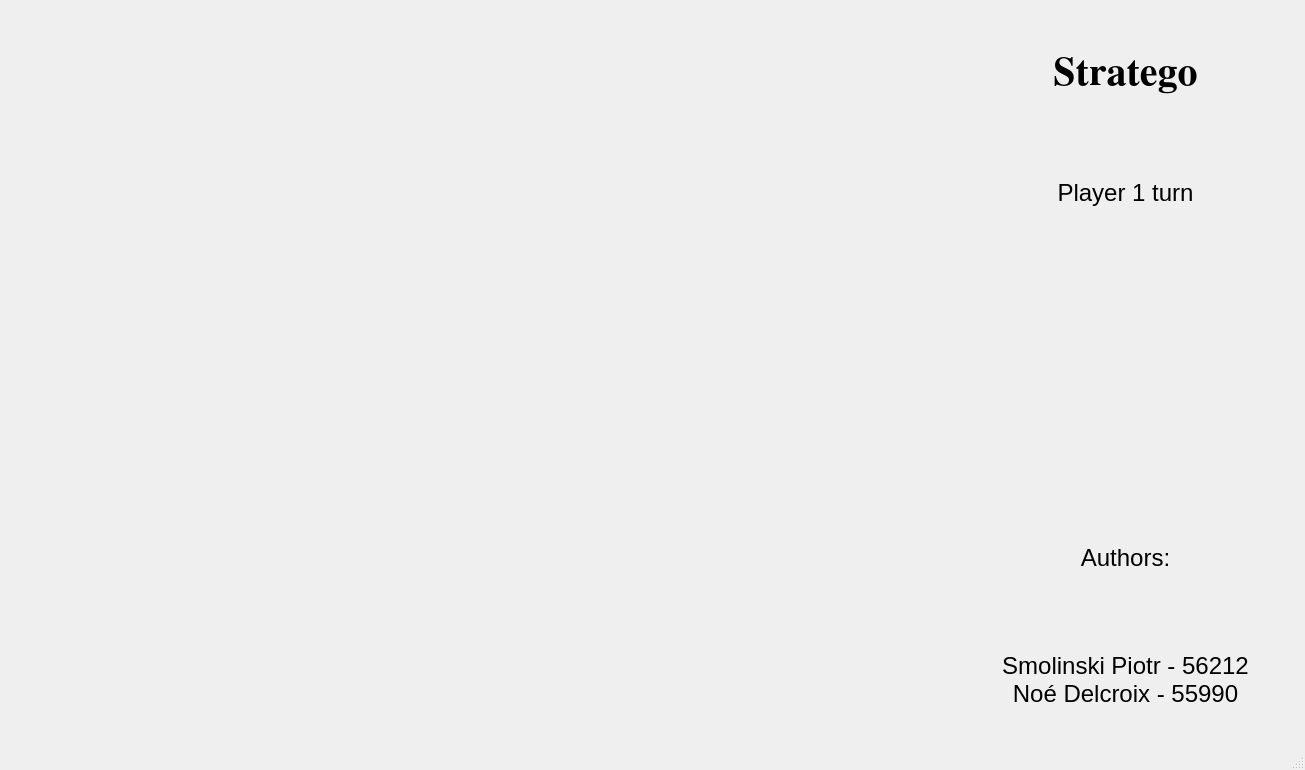
Qt form Stratego/gui/resources/stratego.ui (piotrvla/esi-stratego) before a commit.
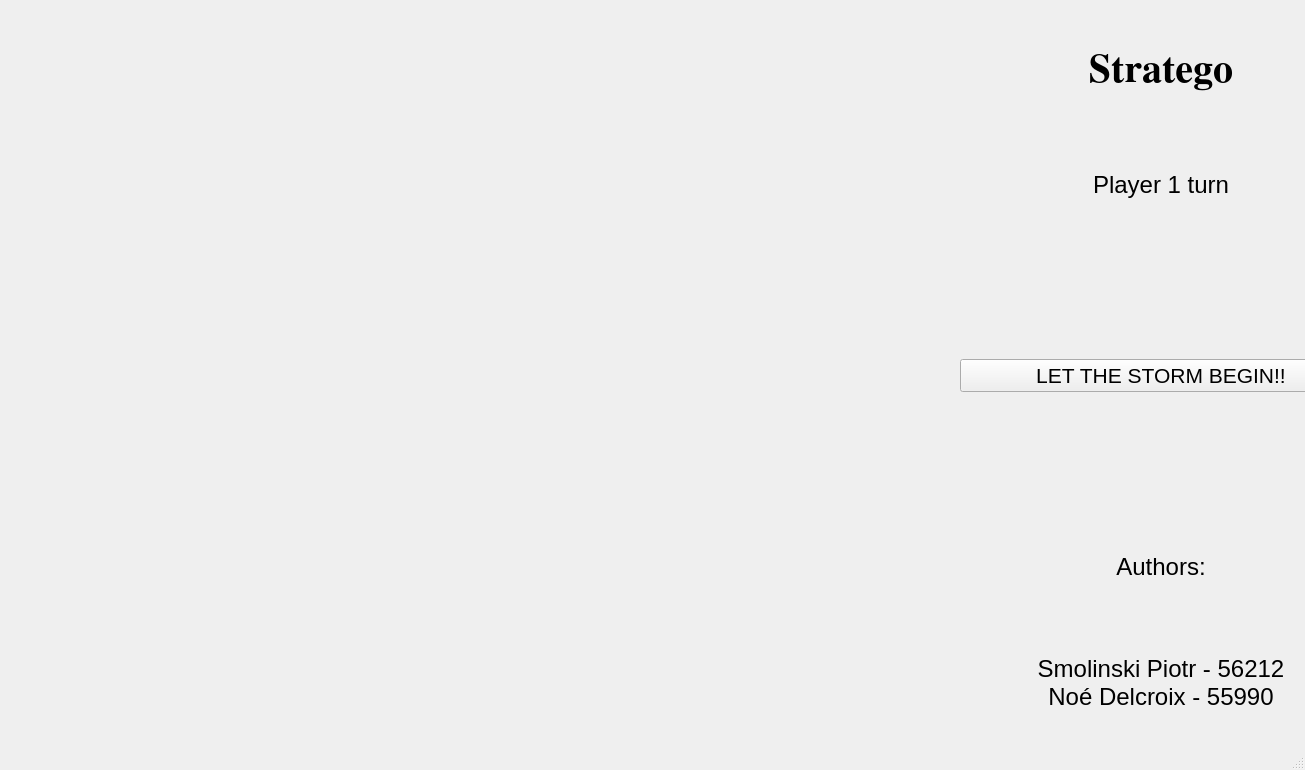
The same form after that commit.

Diff of the .ui file:
```diff
--- a/Stratego/gui/resources/stratego.ui
+++ b/Stratego/gui/resources/stratego.ui
@@ -43,7 +43,7 @@
      <rect>
       <x>960</x>
       <y>10</y>
-      <width>331</width>
+      <width>402</width>
       <height>731</height>
      </rect>
     </property>
@@ -109,6 +109,18 @@
        </property>
       </widget>
      </item>
+     <item>
+      <widget class="QPushButton" name="shuffleButton">
+       <property name="font">
+        <font>
+         <pointsize>16</pointsize>
+        </font>
+       </property>
+       <property name="text">
+        <string>LET THE STORM BEGIN!!</string>
+       </property>
+      </widget>
+     </item>
      <item>
       <widget class="QLabel" name="winner">
        <property name="font">
```
